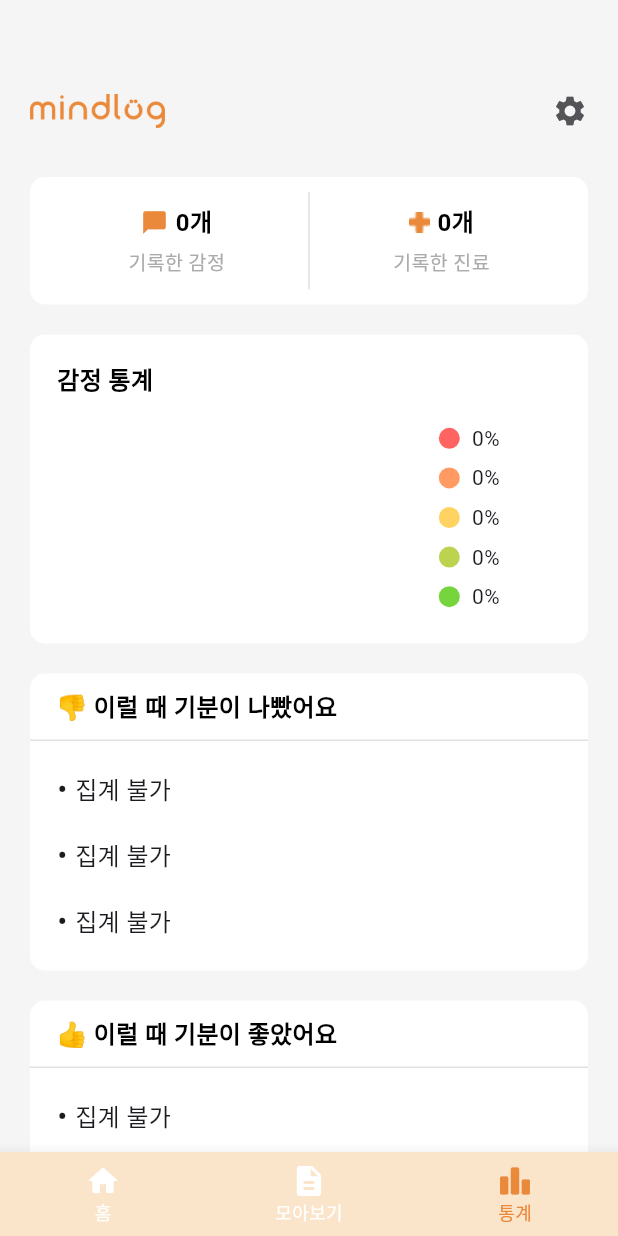
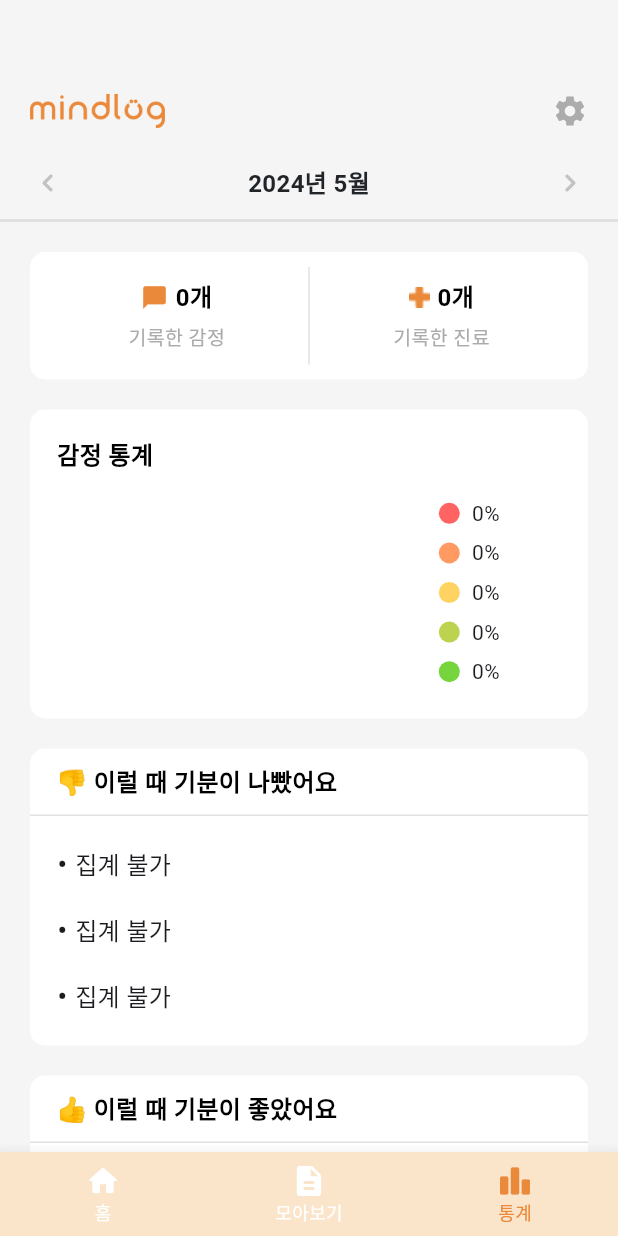
Before and after one commit to b14nc444/mindlog, a Flutter app: the screen it shows after launch, item 3 of the bottom bar chosen, on a phone screen of 412 x 824 dp. Run offline on Flutter 3.47's test engine with Material 3 defaults, Android fonts, the light colour scheme and no system bars; drawn by our look-alikes of fl_chart; our stand-ins replace audioplayers, dio, table_calendar, timelines; missing offline and left inert: dart:html, record; network calls fail; Roboto replaces fonts that are missing (Pretendard, pretendard).

Commit message:
statistic_screen top bar

```diff
--- a/lib/component/appbar.dart
+++ b/lib/component/appbar.dart
@@ -26,7 +26,8 @@
             child: IconButton(
               onPressed: (){
               },
-              icon: Icon(Icons.settings, color: typographyGray3,)
+              icon: Icon(Icons.settings,
+                color: (index == 0) ? typographyGray3 : typographyGray1,)
             ),
           )
         ],
--- a/lib/screen/statistic_screen.dart
+++ b/lib/screen/statistic_screen.dart
@@ -61,7 +61,31 @@
     );
 
     return SingleChildScrollView(
-      child: Padding(
+      child: Column(
+        children: [
+          //상단바
+          Padding(
+            padding: const EdgeInsets.symmetric(horizontal: 20, vertical: 12),
+            child: Row(
+              mainAxisAlignment: MainAxisAlignment.spaceBetween,
+              children: [
+                Icon(Icons.chevron_left_rounded, color: basicGray,),
+                Text('2024년 5월', style: TextStyle(
+                  color: basicBlack,
+                  fontSize: 16,
+                  fontWeight: FontWeight.w600,
+                ),),
+                Icon(Icons.chevron_right_rounded, color: basicGray),
+              ],
+            ),
+          ),
+          Container(
+            width: double.infinity,
+            height: 2,
+            color: guideGray,
+          ),
+          //본문
+          Padding(
             padding: const EdgeInsets.all(20.0),
             child: Column(
               children: [
@@ -221,6 +245,8 @@
                 ),
               ]
             ),
+          ),
+        ],
       ),
     );
   }
```
Lines whose indentation alone changed are shown as unchanged.
